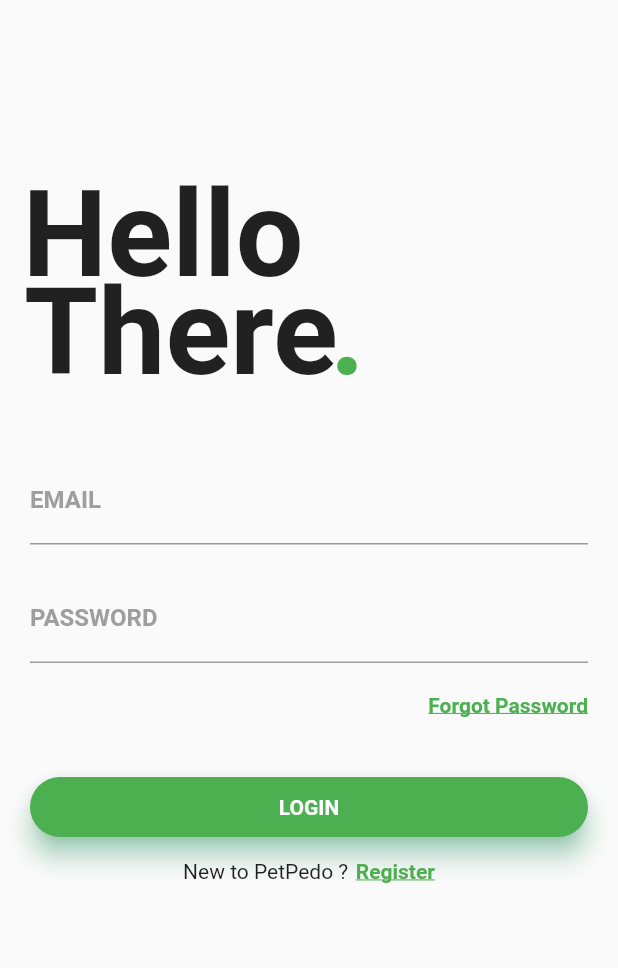
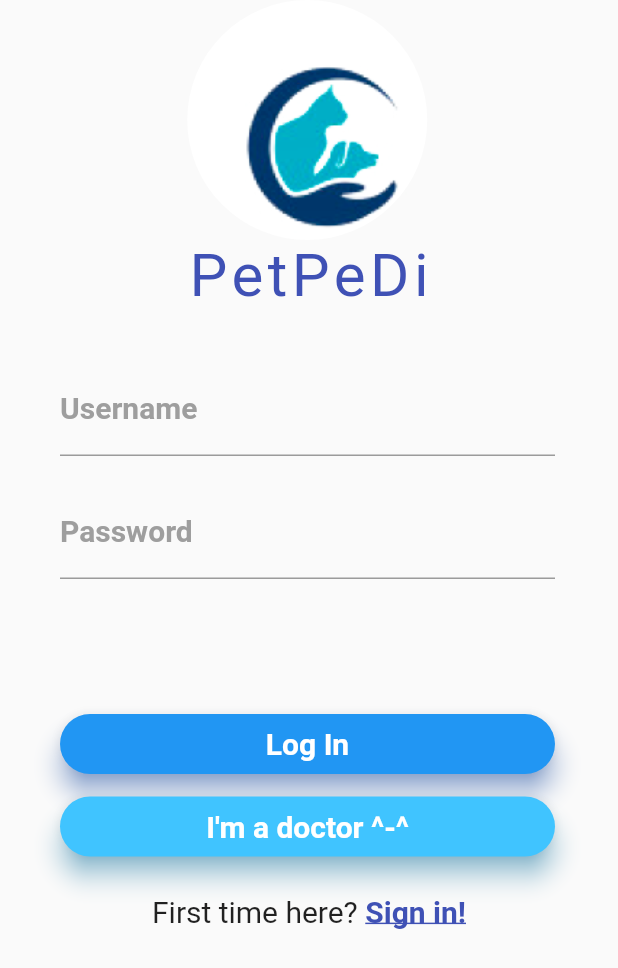
Before and after one commit to dilnaztemirbekova/cadastral_map_of_uk, a Flutter app: the LogInPage screen opened directly, on a phone screen of 412 x 824 dp. Shown: the top 968 px of the screen. Run offline on Flutter 3.47's test engine with Material 2 defaults, Android fonts, the phone set to English and light mode, and no system bars; our stand-ins replace avatar_glow, google_fonts; Roboto replaces fonts that are missing (Montserrat).

Commit message:
Add files via upload

```diff
--- a/mobile programming/lib/homepage.dart
+++ b/mobile programming/lib/homepage.dart
@@ -1,6 +1,7 @@
 import 'package:flutter/material.dart';
 import 'package:db_project/signin.dart';
 import 'package:db_project/main.dart';
+import 'package:google_fonts/google_fonts.dart';
 
 
 class LogInPage extends StatefulWidget {
@@ -17,103 +18,126 @@ class _HomePageState extends State<LogInPage> {
           crossAxisAlignment: CrossAxisAlignment.start,
           children: <Widget>[
             Container(
-              child: Stack(
+              child: Center(child:Stack(
                 children: <Widget>[
+
+
+      CircleAvatar(
+        backgroundColor: Colors.white,
+        child: Container(
+          padding: EdgeInsets.only(top:40,left:30),
+
+          child: Image.asset(
+            'images/logo.png',
+            //color: Colors.indigo,
+            fit: BoxFit.scaleDown,
+          ),
+        ),
+        radius: 80.0,
+      ),
                   Container(
-                    padding: EdgeInsets.fromLTRB(15.0, 110.0, 0.0, 0.0),
-                    child: Text('Hello',
-                        style: TextStyle(
-                            fontSize: 80.0, fontWeight: FontWeight.bold)),
-                  ),
-                  Container(
-                    padding: EdgeInsets.fromLTRB(16.0, 175.0, 0.0, 0.0),
-                    child: Text('There',
-                        style: TextStyle(
-                            fontSize: 80.0, fontWeight: FontWeight.bold)),
-                  ),
-                  Container(
-                    padding: EdgeInsets.fromLTRB(220.0, 175.0, 0.0, 0.0),
-                    child: Text('.',
-                        style: TextStyle(
-                            fontSize: 80.0,
-                            fontWeight: FontWeight.bold,
-                            color: Colors.green)),
+                    padding: EdgeInsets.only(top:160),
+                    child: Text('PetPeDi',
+                        style:GoogleFonts.meriendaOne(
+                            textStyle: TextStyle
+                              (color: Colors.indigo,
+                                letterSpacing: 3,
+                                fontSize: 40))
+                    ),
                   )
                 ],
-              ),
+              ) ),
             ),
-            Container(
-                padding: EdgeInsets.only(top: 35.0, left: 20.0, right: 20.0),
+            Container(width:370.0 ,
+                padding: EdgeInsets.only(top: 35.0, left: 40.0),
+                child:Center(
                 child: Column(
                   children: <Widget>[
                     TextField(
+
                       decoration: InputDecoration(
-                          labelText: 'EMAIL',
+                          labelText: 'Username',
                           labelStyle: TextStyle(
                               fontFamily: 'Montserrat',
                               fontWeight: FontWeight.bold,
+                              fontSize: 20,
                               color: Colors.grey),
                           focusedBorder: UnderlineInputBorder(
-                              borderSide: BorderSide(color: Colors.green))),
+                              borderSide: BorderSide(color: Colors.blueAccent))),
                     ),
                     SizedBox(height: 20.0),
                     TextField(
                       decoration: InputDecoration(
-                          labelText: 'PASSWORD',
+                          labelText: 'Password',
                           labelStyle: TextStyle(
                               fontFamily: 'Montserrat',
                               fontWeight: FontWeight.bold,
+                              fontSize: 20,
                               color: Colors.grey),
                           focusedBorder: UnderlineInputBorder(
-                              borderSide: BorderSide(color: Colors.green))),
+                              borderSide: BorderSide(color: Colors.blueAccent))),
                       obscureText: true,
                     ),
-                    SizedBox(height: 5.0),
-                    Container(
-                      alignment: Alignment(1.0, 0.0),
-                      padding: EdgeInsets.only(top: 15.0, left: 20.0),
-                      child: InkWell(
-                        child: Text(
-                          'Forgot Password',
-                          style: TextStyle(
-                              color: Colors.green,
-                              fontWeight: FontWeight.bold,
-                              fontFamily: 'Montserrat',
-                              decoration: TextDecoration.underline),
-                        ),
-                      ),
-                    ),
-                    SizedBox(height: 40.0),
+
+                    SizedBox(height: 90.0),
                     Container(
                       height: 40.0,
+                      width:400.0,
                       child: Material(
                         borderRadius: BorderRadius.circular(20.0),
-                        shadowColor: Colors.greenAccent,
-                        color: Colors.green,
+                        shadowColor: Colors.blueAccent,
+                        color: Colors.blue,
                         elevation: 7.0,
                         child: GestureDetector(
                           onTap: () {},
                           child: Center(
                             child: Text(
-                              'LOGIN',
+                              'Log In',
                               style: TextStyle(
                                   color: Colors.white,
                                   fontWeight: FontWeight.bold,
+                                  fontSize: 20,
                                   fontFamily: 'Montserrat'),
                             ),
                           ),
                         ),
                       ),
                     ),
-                  ],
+                    SizedBox(height:15.0),
+                    Container(
+                      height: 40.0,
+                      width:400.0,
+                      child: Material(
+                        borderRadius: BorderRadius.circular(20.0),
+                        shadowColor: Colors.lightBlueAccent,
+                        color: Colors.lightBlueAccent,
+                        elevation: 7.0,
+                        child: GestureDetector(
+                          onTap: () {},
+                          child: Center(
+                            child: Text(
+                              "I'm a doctor ^-^",
+                              style: TextStyle(
+                                  color: Colors.white,
+                                  fontWeight: FontWeight.bold,
+                                  fontSize: 20,
+                                  fontFamily: 'Montserrat'),
+                            ),
+                          ),
+                        ),
+                      ),
+                    ),
+                  ],)
                 )),
-            SizedBox(height: 15.0),
+
+
+            SizedBox(height: 25.0),
             Row(
               mainAxisAlignment: MainAxisAlignment.center,
               children: <Widget>[
                 Text(
-                  'New to PetPedo ?',
-                  style: TextStyle(fontFamily: 'Montserrat'),
+                  'First time here?',
+                  style: TextStyle(fontFamily: 'Montserrat',fontSize: 20),
                 ),
                 SizedBox(width: 5.0),
                 InkWell(
@@ -121,11 +145,12 @@ class _HomePageState extends State<LogInPage> {
                     Navigator.of(context).pushNamed('/signup');
                   },
                   child: Text(
-                    'Register',
+                    'Sign in!',
                     style: TextStyle(
-                        color: Colors.green,
+                        color: Colors.indigo,
                         fontFamily: 'Montserrat',
                         fontWeight: FontWeight.bold,
+                        fontSize: 20,
                         decoration: TextDecoration.underline),
                   ),
                 )
--- a/mobile programming/lib/main.dart
+++ b/mobile programming/lib/main.dart
@@ -32,10 +32,10 @@ class IntroScreen extends StatefulWidget {
 
 class _IntroScreenState extends State<IntroScreen>
     with SingleTickerProviderStateMixin {
-  static var myNewFont = GoogleFonts.pressStart2P(
-      textStyle: TextStyle(color: Colors.black, letterSpacing: 3));
-  static var myNewFontWhite = GoogleFonts.pressStart2P(
-      textStyle: TextStyle(color: Colors.black, letterSpacing: 3));
+  static var myNewFont = GoogleFonts.meriendaOne(
+      textStyle: TextStyle(color: Colors.indigo, letterSpacing: 3));
+  static var myNewFontWhite = GoogleFonts.dancingScript(
+      textStyle: TextStyle(color: Colors.blue, letterSpacing: 3));
 
   @override
   Widget build(BuildContext context) {
@@ -50,12 +50,12 @@ class _IntroScreenState extends State<IntroScreen>
               children: <Widget>[
                 Expanded(
                   child: Padding(
-                    padding: const EdgeInsets.only(top: 120.0),
+                    padding: EdgeInsets.only(top: 150.0),
                     child: Container(
-                      child: Text(
+                      /*child: Text(
                         "veterinary medicine",
                         style: myNewFontWhite.copyWith(fontSize: 15),
-                      ),
+                      ),*/
                     ),
                   ),
                 ),
@@ -65,7 +65,7 @@ class _IntroScreenState extends State<IntroScreen>
                     child: AvatarGlow(
                       endRadius: 140,
                       duration: Duration(seconds: 2),
-                      glowColor: Colors.black,
+                      glowColor: Colors.indigoAccent,
                       repeat: true,
                       repeatPauseDuration: Duration(seconds: 1),
                       startDelay: Duration(seconds: 1),
@@ -79,8 +79,8 @@ class _IntroScreenState extends State<IntroScreen>
                           backgroundColor: Colors.white,
                           child: Container(
                             child: Image.asset(
-                              'images/PetPedo.png',
-                              color: Colors.black,
+                              'images/logo.png',
+                              //color: Colors.indigo,
                               fit: BoxFit.scaleDown,
                             ),
                           ),
@@ -91,16 +91,27 @@ class _IntroScreenState extends State<IntroScreen>
                   ),
                 ),
                 Expanded(
-                  child: Padding(
-                    padding: const EdgeInsets.only(top: 80.0),
-                    child: Container(
-                      child: Text(
-                        "@petlovers",
-                        style: myNewFontWhite.copyWith(fontSize: 20),
-                      ),
-                    ),
-                  ),
+                  child:Center(
+                 child: Container(
+                   child: Stack(
+                     children: <Widget>[
+
+                       Text(
+                        "PetPeDi",
+                        style: myNewFont.copyWith(fontSize: 50),
+                      ),Padding(
+                         padding: EdgeInsets.only(top:60,left:40),
+
+                         child:
+                       Text(
+                         "love you more...",
+                         style: myNewFontWhite.copyWith(fontSize: 20),
+                       ),)
+                     ]
+                   )
+                    ),)
                 ),
+
                 GestureDetector(
                   onTap: () {
                     Navigator.push(
@@ -109,7 +120,7 @@ class _IntroScreenState extends State<IntroScreen>
                     );
                   },
                   child: Padding(
-                    padding: EdgeInsets.only(left: 40, right: 40, bottom: 20),
+                    padding: EdgeInsets.only(left: 40, right: 40, bottom: 20,top:150),
                     child: ClipRRect(
                       borderRadius: BorderRadius.circular(20),
                       child: Container(
@@ -118,14 +129,21 @@ class _IntroScreenState extends State<IntroScreen>
                         child: Center(
                           child: Text(
                             'START',
-                            style: myNewFont,
+                            style:GoogleFonts.meriendaOne(
+                                textStyle:
+                                TextStyle(color:
+                                Colors.indigo,
+                                    letterSpacing: 3,fontSize: 30))
                           ),
                         ),
                       ),
                     ),
                   ),
+                )
 
-                ),
+
+
+
    ] )
 
                 )
--- a/mobile programming/pubspec.yaml
+++ b/mobile programming/pubspec.yaml
@@ -44,7 +44,7 @@ flutter:
 
   # To add assets to your application, add an assets section, like this:
   assets:
-    - images/PetPedo.png
+    - images/logo.png
   #  - images/a_dot_burr.jpeg
   #  - images/a_dot_ham.jpeg
 
```
Also changed, not shown: mobile programming/lib/signin.dart (+16 -24 lines), mobile programming/images/logo.png (added).
